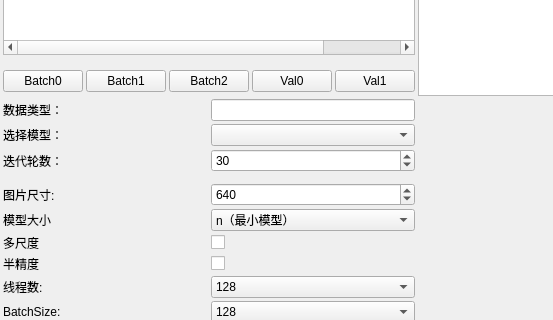
Qt form VisionAIFlowApp/TrainForms/DetecForms/traindataform.ui (HaiwenMeng/VisionAIFlowV1) before a commit; both pictures show x 0 to 553 and y 411 to 731 of the 990 by 812 pixel window.
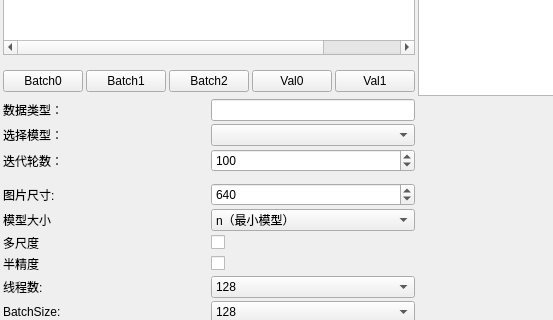
The same form after that commit. Icons and pictures are not drawn. Custom widgets are drawn as their Qt base class.

Diff of the .ui file:
```diff
--- a/VisionAIFlowApp/TrainForms/DetecForms/traindataform.ui
+++ b/VisionAIFlowApp/TrainForms/DetecForms/traindataform.ui
@@ -554,7 +554,7 @@
          <number>4</number>
         </property>
         <property name="value">
-         <number>30</number>
+          <number>100</number>
         </property>
        </widget>
       </item>
```
